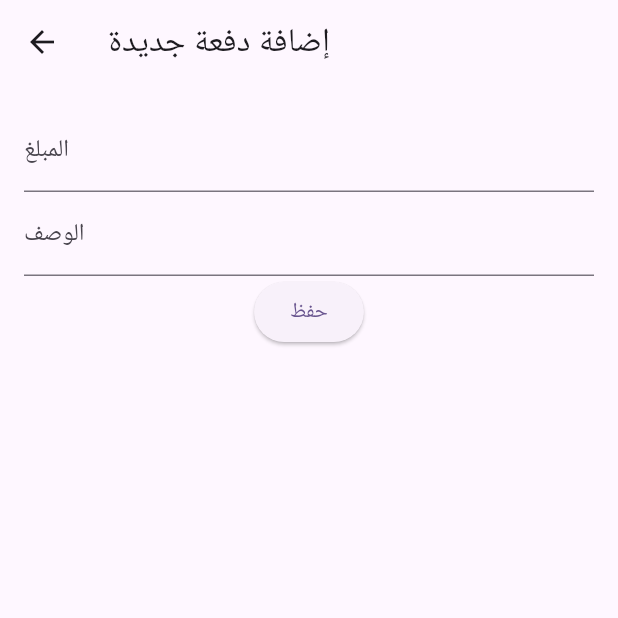
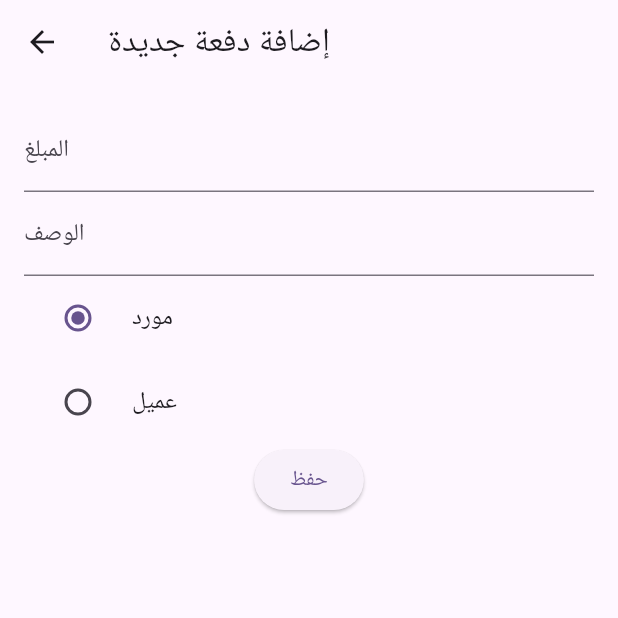
Before and after one commit to eng-abdallahyasser/detant, a Flutter app: the screen it shows after launch, after a tap on the "add" icon, on a phone screen of 412 x 824 dp, the top half of it. Run offline on Flutter 3.47's test engine with Material 3 defaults, Android fonts, the phone set to English and light mode, and no system bars; our stand-ins replace get.

Commit message:
`Added radio buttons to select payment type in AddPaymentDialog, updated FinanceDashboard to display total amounts, and updated HomeController to calculate total amounts and display them in FinanceDashboard.`

```diff
--- a/lib/controller/payment_controller.dart
+++ b/lib/controller/payment_controller.dart
@@ -5,6 +5,9 @@ class HomeController extends GetxController {
   var supplierPayments = <Payment>[].obs;
   var customerPayments = <Payment>[].obs;
   var totalAmount = 0.0.obs;
+  var totalInAmount = 0.0.obs;
+  var totalOutAmount = 0.0.obs;
+  var isSupplier=true.obs;
 
   @override
   void onInit() {
@@ -18,21 +21,30 @@ class HomeController extends GetxController {
       Payment(amount: 2000, date: '٢٠٢٣-١٠-٠٢', description: 'دفعة منتج أ'),
       Payment(amount: 1500, date: '٢٠٢٣-١٠-٠٣', description: 'دفعة منتج ب'),
     ]);
-    //add code here
+    updateTotal();
   }
 
   void addPayment(Payment payment, bool isSupplier) {
     if (isSupplier) {
       totalAmount.value += payment.amount;
+      totalInAmount.value+= payment.amount;
       supplierPayments.add(payment);
+
     } else {
       totalAmount.value -= payment.amount;
+      totalOutAmount.value+= payment.amount;
       customerPayments.add(payment);
     }
   }
+
   void updateTotal() {
-  totalAmount.value = customerPayments.fold(0.0, (sum, p) => sum + p.amount) -
-                     supplierPayments.fold(0.0, (sum, p) => sum + p.amount);
+    totalAmount.value = customerPayments.fold(0.0, (sum, p) => sum + p.amount) -
+        supplierPayments.fold(0.0, (sum, p) => sum + p.amount);
+
+    totalInAmount.value =
+        supplierPayments.fold(0.0, (sum, p) => sum + p.amount);
+
+    totalOutAmount.value =
+        customerPayments.fold(0.0, (sum, p) => sum + p.amount);
+  }
 }
-
-}
--- a/lib/view/add_payment_dialog.dart
+++ b/lib/view/add_payment_dialog.dart
@@ -5,16 +5,17 @@ import 'package:get/get.dart';
 import 'package:intl/intl.dart';
 
 class AddPaymentDialog extends StatelessWidget {
+  final HomeController _controller = Get.find();
+
   final _formKey = GlobalKey<FormState>();
   final _amountController = TextEditingController();
   final _descriptionController = TextEditingController();
+
 
   AddPaymentDialog({super.key});
 
   @override
   Widget build(BuildContext context) {
-    final bool isSupplier = Get.arguments;
-
     return Scaffold(
       appBar: AppBar(
         title: const Text('إضافة دفعة جديدة'),
@@ -23,7 +24,8 @@ class AddPaymentDialog extends StatelessWidget {
           onPressed: () => Get.back(),
         ),
       ),
-      body: Padding(
+      body: Obx(
+        ()=> Padding(
           padding: const EdgeInsets.all(16.0),
           child: Form(
             key: _formKey,
@@ -45,6 +47,18 @@ class AddPaymentDialog extends StatelessWidget {
                     decoration: const InputDecoration(labelText: 'الوصف'),
                     validator: (value) => value!.isEmpty ? 'مطلوب' : null,
                   ),
+                  RadioListTile<bool>(
+                    title: const Text('مورد'),
+                    value: true,
+                    groupValue: _controller.isSupplier.value,
+                    onChanged: (value) => (_controller.isSupplier.value=true),
+                  ),
+                  RadioListTile<bool>(
+                    title: const Text('عميل'),
+                    value: false,
+                    groupValue: _controller.isSupplier.value,
+                    onChanged: (value) => (_controller.isSupplier.value=false),
+                  ),
                   ElevatedButton(
                     onPressed: () {
                       if (_formKey.currentState!.validate()) {
@@ -53,7 +67,7 @@ class AddPaymentDialog extends StatelessWidget {
                           date: DateFormat('hh:mm a dd-MM-yyyy').format(DateTime.now()),
                           description: _descriptionController.text,
                         );
-                      Get.find<HomeController>().addPayment(payment, isSupplier);
+                        Get.find<HomeController>().addPayment(payment, _controller.isSupplier.value);
                         Get.back();
                       }
                     },
@@ -64,6 +78,7 @@ class AddPaymentDialog extends StatelessWidget {
             ),
           ),
         ),
+      ),
     );
   }
 }
--- a/lib/view/finance_dashboard.dart
+++ b/lib/view/finance_dashboard.dart
@@ -1,10 +1,22 @@
+import 'dart:developer';
+
+import 'package:detant/controller/payment_controller.dart';
 import 'package:flutter/material.dart';
+import 'package:get/get.dart';
+import 'package:intl/intl.dart';
 
 class FinanceDashboard extends StatelessWidget {
-  const FinanceDashboard({super.key});
+  final HomeController _controller = Get.find();
+  final formatCurrency = NumberFormat.currency(
+      symbol: 'ج.م',
+      decimalDigits: 2,
+      locale: 'ar',
+      customPattern: '#,##0.00 \u00A4');
+  FinanceDashboard({super.key});
 
   @override
   Widget build(BuildContext context) {
+    log(_controller.totalAmount.value.toString());
     return Container(
       padding: const EdgeInsets.all(16),
       child: Column(
@@ -34,11 +46,12 @@ class FinanceDashboard extends StatelessWidget {
           // بطاقات الحسابات
           Row(
             children: [
-              _buildAccountCard("BANK", "\$13.244"),
+              _buildAccountCard("الخزينة",
+                  formatCurrency.format(_controller.totalAmount.value)),
               const SizedBox(width: 16),
-              _buildAccountCard("SAVING", "\$13.244"),
+              _buildAccountCard("الايرادات", formatCurrency.format(_controller.totalInAmount.value)),
               const SizedBox(width: 16),
-              _buildAccountCard("CREDIT", "\$13.244"),
+              _buildAccountCard("المصروفات", formatCurrency.format(_controller.totalOutAmount.value)),
             ],
           ),
         ],
@@ -54,16 +67,15 @@ class FinanceDashboard extends StatelessWidget {
         decoration: BoxDecoration(
           color: Colors.white,
           borderRadius: BorderRadius.circular(12),
-          border: Border.all(color: color.withOpacity(0.3)),),
+          border: Border.all(color: color.withOpacity(0.3)),
+        ),
         child: Column(
           children: [
             Text(title, style: const TextStyle(color: Colors.grey)),
             const SizedBox(height: 8),
-            Text(amount, style: TextStyle(
-              fontSize: 24,
-              fontWeight: FontWeight.bold,
-              color: color
-            )),
+            Text(amount,
+                style: TextStyle(
+                    fontSize: 24, fontWeight: FontWeight.bold, color: color)),
           ],
         ),
       ),
@@ -74,11 +86,12 @@ class FinanceDashboard extends StatelessWidget {
   Widget _buildActionButton(String text, IconData icon) {
     return ElevatedButton.icon(
       style: ElevatedButton.styleFrom(
-        foregroundColor: Colors.blue, backgroundColor: Colors.transparent,
+        foregroundColor: Colors.blue,
+        backgroundColor: Colors.transparent,
         shape: RoundedRectangleBorder(
-          borderRadius: BorderRadius.circular(8),
-          side: const BorderSide(color: Colors.blue)
-      ),),
+            borderRadius: BorderRadius.circular(8),
+            side: const BorderSide(color: Colors.blue)),
+      ),
       icon: Icon(icon, size: 20),
       label: Text(text),
       onPressed: () {},
@@ -92,22 +105,18 @@ class FinanceDashboard extends StatelessWidget {
         height: 100,
         padding: const EdgeInsets.all(12),
         decoration: BoxDecoration(
-          color: Colors.white,
-          borderRadius: BorderRadius.circular(12),
-          boxShadow: const [ BoxShadow(color: Colors.black12, blurRadius: 4)]
-        ),
+            color: Colors.white,
+            borderRadius: BorderRadius.circular(12),
+            boxShadow: const [BoxShadow(color: Colors.black12, blurRadius: 4)]),
         child: Column(
           mainAxisAlignment: MainAxisAlignment.spaceBetween,
           crossAxisAlignment: CrossAxisAlignment.start,
           children: [
-            Text(title, style: const TextStyle(
-              color: Colors.grey,
-              fontSize: 14
-            )),
-            Text(amount, style: const TextStyle(
-              fontSize: 18,
-              fontWeight: FontWeight.bold
-            )),
+            Text(title,
+                style: const TextStyle(color: Colors.grey, fontSize: 14)),
+            Text(amount,
+                style:
+                    const TextStyle(fontSize: 18, fontWeight: FontWeight.bold)),
           ],
         ),
       ),
--- a/lib/view/home.dart
+++ b/lib/view/home.dart
@@ -27,18 +27,18 @@ class Home extends StatelessWidget {
           ),
           body: TabBarView(
             children: [
-              const FinanceDashboard(),
+               FinanceDashboard(),
               PaymentsList(
                 payments: _controller.customerPayments,
               ),
               PaymentsList(
-                payments: _controller.customerPayments,
+                payments: _controller.supplierPayments,
               ),
             ],
           ),
           floatingActionButton: FloatingActionButton(
             onPressed: () {
-              Get.to(() => AddPaymentDialog(), arguments: true);
+              Get.to(() => AddPaymentDialog());
             },
             child: const Icon(Icons.add),
           ),
```
Lines whose indentation alone changed are shown as unchanged.
